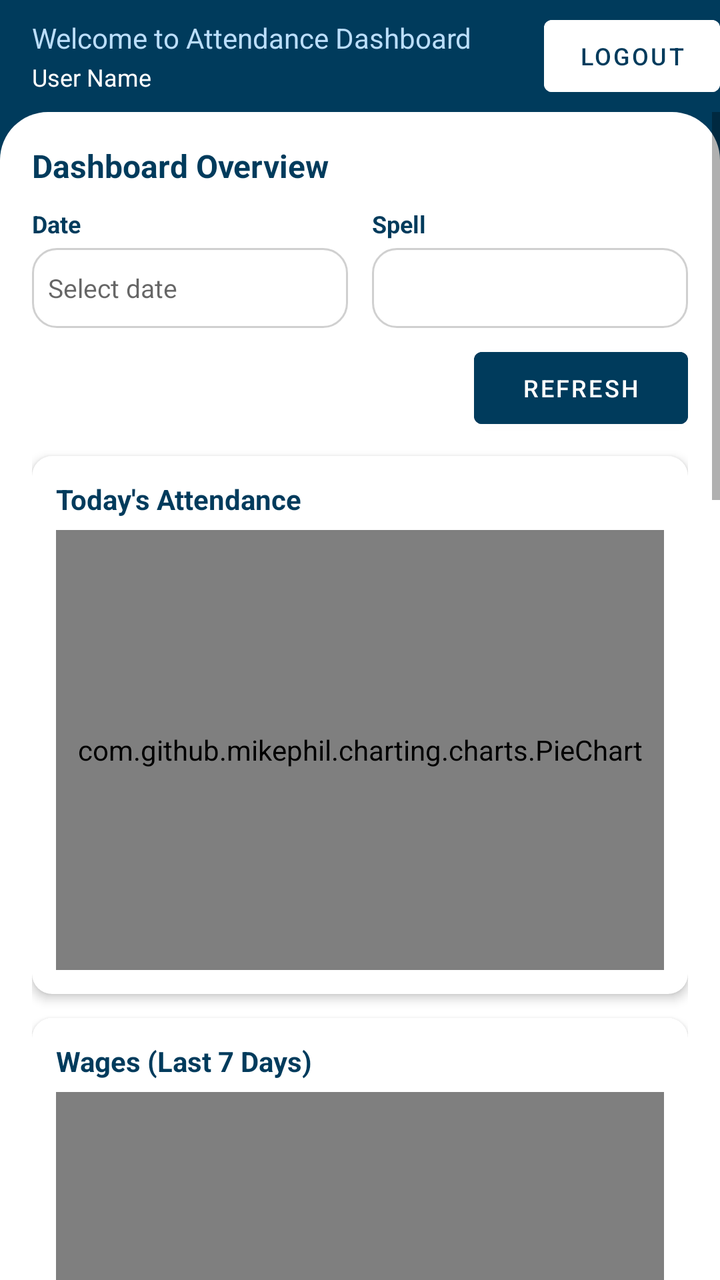
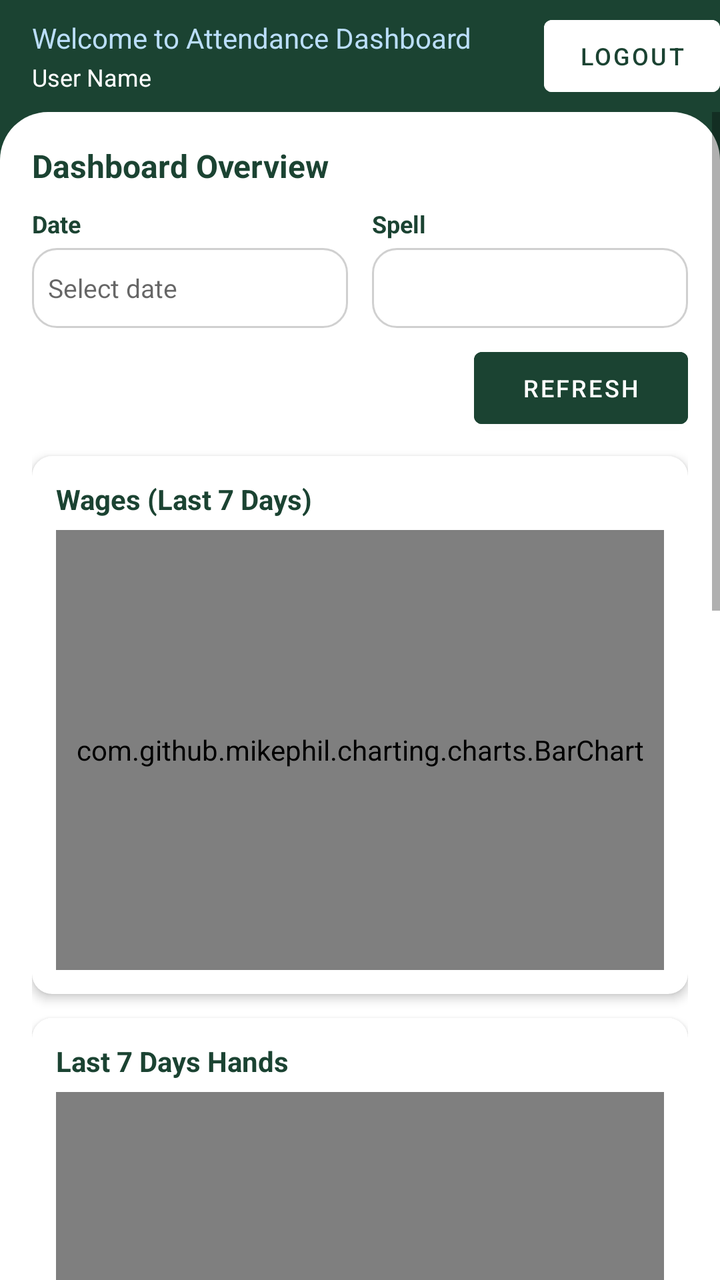

The first picture is an Android layout as it rendered before a commit; the second is the same layout after the commit. The layout source and the unified diff follow.
<!-- AndroidManifest.xml: application theme Theme.MyHrms -->
<!-- res/layout/activity_attendance_dashboard.xml -->
<?xml version="1.0" encoding="utf-8"?>
<LinearLayout xmlns:android="http://schemas.android.com/apk/res/android"
    xmlns:app="http://schemas.android.com/apk/res-auto"
    android:layout_width="match_parent"
    android:layout_height="match_parent"
    android:orientation="vertical"
    android:background="@color/toolbar_dark_blue">

    <androidx.appcompat.widget.Toolbar
        android:id="@+id/toolbar"
        android:layout_width="match_parent"
        android:layout_height="?attr/actionBarSize"
        android:background="@color/toolbar_dark_blue"
        app:titleTextColor="@color/white">

        <LinearLayout
            android:layout_width="match_parent"
            android:layout_height="match_parent"
            android:gravity="center_vertical"
            android:orientation="horizontal">

            <LinearLayout
                android:layout_width="0dp"
                android:layout_height="wrap_content"
                android:layout_weight="1"
                android:orientation="vertical">

                <TextView
                    android:id="@+id/tvWelcome"
                    android:layout_width="wrap_content"
                    android:layout_height="wrap_content"
                    android:text="Welcome to Attendance Dashboard"
                    android:textColor="#BBDEFB"
                    android:textSize="14sp" />

                <TextView
                    android:id="@+id/tvUserName"
                    android:layout_width="wrap_content"
                    android:layout_height="wrap_content"
                    android:text="User Name"
                    android:textColor="@color/white"
                    android:textSize="12sp"
                    android:layout_marginTop="2dp" />

            </LinearLayout>

            <Button
                android:id="@+id/btnLogout"
                android:layout_width="wrap_content"
                android:layout_height="wrap_content"
                android:text="Logout"
                android:textSize="12sp"
                android:paddingStart="12dp"
                android:paddingEnd="12dp"
                android:paddingTop="6dp"
                android:paddingBottom="6dp"
                android:backgroundTint="@color/white"
                android:textColor="@color/toolbar_dark_blue" />

        </LinearLayout>

    </androidx.appcompat.widget.Toolbar>

    <ScrollView
        android:layout_width="match_parent"
        android:layout_height="match_parent"
        android:background="@drawable/bg_card_top_rounded">

        <LinearLayout
            android:layout_width="match_parent"
            android:layout_height="wrap_content"
            android:orientation="vertical"
            android:paddingStart="16dp"
            android:paddingEnd="16dp"
            android:paddingTop="16dp"
            android:paddingBottom="24dp">

            
            <TextView
                android:layout_width="match_parent"
                android:layout_height="wrap_content"
                android:text="Dashboard Overview"
                android:textColor="@color/toolbar_dark_blue"
                android:textSize="16sp"
                android:textStyle="bold"
                android:layout_marginBottom="10dp" />

            
            <LinearLayout
                android:layout_width="match_parent"
                android:layout_height="wrap_content"
                android:orientation="horizontal"
                android:gravity="center_vertical"
                android:layout_marginBottom="6dp">

                
                <LinearLayout
                    android:layout_width="0dp"
                    android:layout_height="wrap_content"
                    android:layout_weight="1"
                    android:orientation="vertical"
                    android:layout_marginEnd="6dp">

                    <TextView
                        android:layout_width="wrap_content"
                        android:layout_height="wrap_content"
                        android:text="Date"
                        android:textColor="@color/toolbar_dark_blue"
                        android:textSize="12sp"
                        android:textStyle="bold"
                        android:layout_marginBottom="4dp" />

                    <EditText
                        android:id="@+id/etDashboardDate"
                        android:layout_width="match_parent"
                        android:layout_height="40dp"
                        android:focusable="false"
                        android:clickable="true"
                        android:inputType="none"
                        android:hint="Select date"
                        android:textColor="@color/toolbar_dark_blue"
                        android:textSize="13sp"
                        android:padding="8dp"
                        android:background="@drawable/bg_input_rounded" />
                </LinearLayout>

                
                <LinearLayout
                    android:layout_width="0dp"
                    android:layout_height="wrap_content"
                    android:layout_weight="1"
                    android:orientation="vertical"
                    android:layout_marginStart="6dp">

                    <TextView
                        android:layout_width="wrap_content"
                        android:layout_height="wrap_content"
                        android:text="Spell"
                        android:textColor="@color/toolbar_dark_blue"
                        android:textSize="12sp"
                        android:textStyle="bold"
                        android:layout_marginBottom="4dp" />

                    <Spinner
                        android:id="@+id/spDashboardSpell"
                        android:layout_width="match_parent"
                        android:layout_height="40dp"
                        android:background="@drawable/bg_input_rounded"
                        android:paddingStart="8dp"
                        android:paddingEnd="8dp" />
                </LinearLayout>
            </LinearLayout>

            
            <LinearLayout
                android:layout_width="match_parent"
                android:layout_height="wrap_content"
                android:orientation="horizontal"
                android:gravity="end"
                android:layout_marginBottom="10dp">

                <Button
                    android:id="@+id/btnRefreshDashboard"
                    android:layout_width="wrap_content"
                    android:layout_height="wrap_content"
                    android:text="Refresh"
                    android:textSize="12sp"
                    android:paddingStart="24dp"
                    android:paddingEnd="24dp"
                    android:backgroundTint="@color/toolbar_dark_blue"
                    android:textColor="@color/white" />
            </LinearLayout>


            
            <androidx.cardview.widget.CardView
                android:layout_width="match_parent"
                android:layout_height="wrap_content"
                app:cardCornerRadius="10dp"
                app:cardElevation="3dp"
                android:layout_marginBottom="12dp">

                <LinearLayout
                    android:layout_width="match_parent"
                    android:layout_height="wrap_content"
                    android:orientation="vertical"
                    android:padding="12dp">

                    <TextView
                        android:layout_width="match_parent"
                        android:layout_height="wrap_content"
                        android:text="Today's Attendance"
                        android:textColor="@color/toolbar_dark_blue"
                        android:textSize="14sp"
                        android:textStyle="bold"
                        android:layout_marginBottom="6dp" />

                    <com.github.mikephil.charting.charts.PieChart
                        android:id="@+id/chartAttendance"
                        android:layout_width="match_parent"
                        android:layout_height="220dp" />
                </LinearLayout>
            </androidx.cardview.widget.CardView>

            
            <androidx.cardview.widget.CardView
                android:layout_width="match_parent"
                android:layout_height="wrap_content"
                app:cardCornerRadius="10dp"
                app:cardElevation="3dp"
                android:layout_marginBottom="12dp">

                <LinearLayout
                    android:layout_width="match_parent"
                    android:layout_height="wrap_content"
                    android:orientation="vertical"
                    android:padding="12dp">

                    <TextView
                        android:layout_width="match_parent"
                        android:layout_height="wrap_content"
                        android:text="Wages (Last 7 Days)"
                        android:textColor="@color/toolbar_dark_blue"
                        android:textSize="14sp"
                        android:textStyle="bold"
                        android:layout_marginBottom="6dp" />

                    <com.github.mikephil.charting.charts.BarChart
                        android:id="@+id/chartWages"
                        android:layout_width="match_parent"
                        android:layout_height="220dp" />
                </LinearLayout>
            </androidx.cardview.widget.CardView>

            
            <androidx.cardview.widget.CardView
                android:layout_width="match_parent"
                android:layout_height="wrap_content"
                app:cardCornerRadius="10dp"
                app:cardElevation="3dp"
                android:layout_marginBottom="12dp">

                <LinearLayout
                    android:layout_width="match_parent"
                    android:layout_height="wrap_content"
                    android:orientation="vertical"
                    android:padding="12dp">

                    <TextView
                        android:layout_width="match_parent"
                        android:layout_height="wrap_content"
                        android:text="Last 7 Days Present"
                        android:textColor="@color/toolbar_dark_blue"
                        android:textSize="14sp"
                        android:textStyle="bold"
                        android:layout_marginBottom="6dp" />

                    <com.github.mikephil.charting.charts.LineChart
                        android:id="@+id/chartLast7Days"
                        android:layout_width="match_parent"
                        android:layout_height="220dp" />
                </LinearLayout>
            </androidx.cardview.widget.CardView>

            
            <androidx.cardview.widget.CardView
                android:layout_width="match_parent"
                android:layout_height="wrap_content"
                app:cardCornerRadius="10dp"
                app:cardElevation="3dp"
                android:layout_marginBottom="16dp">

                <LinearLayout
                    android:layout_width="match_parent"
                    android:layout_height="wrap_content"
                    android:orientation="vertical"
                    android:padding="12dp">

                    <TextView
                        android:layout_width="match_parent"
                        android:layout_height="wrap_content"
                        android:text="Absent Employees by Duration"
                        android:textColor="@color/toolbar_dark_blue"
                        android:textSize="14sp"
                        android:textStyle="bold"
                        android:layout_marginBottom="6dp" />

                    <com.github.mikephil.charting.charts.BarChart
                        android:id="@+id/chartAbsentBuckets"
                        android:layout_width="match_parent"
                        android:layout_height="240dp" />
                </LinearLayout>
            </androidx.cardview.widget.CardView>

            
            <androidx.cardview.widget.CardView
                android:layout_width="match_parent"
                android:layout_height="wrap_content"
                app:cardCornerRadius="10dp"
                app:cardElevation="3dp"
                android:layout_marginBottom="16dp">

                <LinearLayout
                    android:layout_width="match_parent"
                    android:layout_height="wrap_content"
                    android:orientation="vertical"
                    android:padding="12dp">

                    <TextView
                        android:layout_width="match_parent"
                        android:layout_height="wrap_content"
                        android:text="Actual Vs Target Hands (Last 7 Days)"
                        android:textColor="@color/toolbar_dark_blue"
                        android:textSize="14sp"
                        android:textStyle="bold"
                        android:layout_marginBottom="6dp" />

                    <com.github.mikephil.charting.charts.BarChart
                        android:id="@+id/chartManMachine"
                        android:layout_width="match_parent"
                        android:layout_height="240dp" />
                </LinearLayout>
            </androidx.cardview.widget.CardView>

            
            <LinearLayout
                android:id="@+id/headerAttendance"
                android:layout_width="match_parent"
                android:layout_height="52dp"
                android:orientation="horizontal"
                android:gravity="center_vertical"
                android:background="@drawable/bg_menu_item"
                android:paddingStart="16dp"
                android:paddingEnd="16dp"
                android:layout_marginBottom="2dp"
                android:clickable="true"
                android:focusable="true">

                <TextView
                    android:layout_width="0dp"
                    android:layout_height="wrap_content"
                    android:layout_weight="1"
                    android:text="Attendance"
                    android:textColor="@color/toolbar_dark_blue"
                    android:textSize="15sp"
                    android:textStyle="bold" />

                <ImageView
                    android:id="@+id/arrowAttendance"
                    android:layout_width="24dp"
                    android:layout_height="24dp"
                    android:src="@drawable/ic_expand_more"
                    app:tint="@color/toolbar_dark_blue" />
            </LinearLayout>

            
            <LinearLayout
                android:id="@+id/subMenuAttendance"
                android:layout_width="match_parent"
                android:layout_height="wrap_content"
                android:orientation="vertical"
                android:visibility="gone"
                android:layout_marginBottom="6dp">

                <TextView
                    android:id="@+id/menuAttendanceDashboard"
                    android:layout_width="match_parent"
                    android:layout_height="48dp"
                    android:gravity="center_vertical"
                    android:background="@drawable/bg_submenu_item"
                    android:paddingStart="32dp"
                    android:text="📊  Attendance Dashboard"
                    android:textColor="@color/label_text"
                    android:textSize="14sp"
                    android:layout_marginBottom="1dp"
                    android:clickable="true"
                    android:focusable="true" />

                <TextView
                    android:id="@+id/menuAttendanceEntry"
                    android:layout_width="match_parent"
                    android:layout_height="48dp"
                    android:gravity="center_vertical"
                    android:background="@drawable/bg_submenu_item"
                    android:paddingStart="32dp"
                    android:text="✏️  Attendance Entry"
                    android:textColor="@color/label_text"
                    android:textSize="14sp"
                    android:layout_marginBottom="1dp"
                    android:clickable="true"
                    android:focusable="true" />

            </LinearLayout>

            
            <LinearLayout
                android:id="@+id/headerProduction"
                android:layout_width="match_parent"
                android:layout_height="52dp"
                android:orientation="horizontal"
                android:gravity="center_vertical"
                android:background="@drawable/bg_menu_item"
                android:paddingStart="16dp"
                android:paddingEnd="16dp"
                android:layout_marginBottom="2dp"
                android:clickable="true"
                android:focusable="true">

                <TextView
                    android:layout_width="0dp"
                    android:layout_height="wrap_content"
                    android:layout_weight="1"
                    android:text="Production"
                    android:textColor="@color/toolbar_dark_blue"
                    android:textSize="15sp"
                    android:textStyle="bold" />

                <ImageView
                    android:id="@+id/arrowProduction"
                    android:layout_width="24dp"
                    android:layout_height="24dp"
                    android:src="@drawable/ic_expand_more"
                    app:tint="@color/toolbar_dark_blue" />
            </LinearLayout>

            
            <LinearLayout
                android:id="@+id/subMenuProduction"
                android:layout_width="match_parent"
                android:layout_height="wrap_content"
                android:orientation="vertical"
                android:visibility="gone"
                android:layout_marginBottom="6dp">

                <TextView
                    android:id="@+id/menuProductionDashboard"
                    android:layout_width="match_parent"
                    android:layout_height="48dp"
                    android:gravity="center_vertical"
                    android:background="@drawable/bg_submenu_item"
                    android:paddingStart="32dp"
                    android:text="📊  Production Dashboard"
                    android:textColor="@color/label_text"
                    android:textSize="14sp"
                    android:layout_marginBottom="1dp"
                    android:clickable="true"
                    android:focusable="true" />

                <TextView
                    android:id="@+id/headerSpreaderEntry"
                    android:layout_width="match_parent"
                    android:layout_height="48dp"
                    android:gravity="center_vertical"
                    android:background="@drawable/bg_submenu_item"
                    android:paddingStart="32dp"
                    android:paddingEnd="16dp"
                    android:text="  Spreader Entry  ▾"
                    android:textColor="@color/label_text"
                    android:textSize="14sp"
                    android:layout_marginBottom="1dp"
                    android:clickable="true"
                    android:focusable="true" />

                <LinearLayout
                    android:id="@+id/subMenuSpreaderEntry"
                    android:layout_width="match_parent"
                    android:layout_height="wrap_content"
                    android:orientation="vertical"
                    android:visibility="gone"
                    android:layout_marginBottom="1dp">

                    <TextView
                        android:id="@+id/menuProductionEntry"
                        android:layout_width="match_parent"
                        android:layout_height="48dp"
                        android:gravity="center_vertical"
                        android:background="@drawable/bg_submenu_item"
                        android:paddingStart="48dp"
                        android:text="  Production Entry"
                        android:textColor="@color/label_text"
                        android:textSize="14sp"
                        android:layout_marginBottom="1dp"
                        android:clickable="true"
                        android:focusable="true" />

                    <TextView
                        android:id="@+id/menuIssueEntry"
                        android:layout_width="match_parent"
                        android:layout_height="48dp"
                        android:gravity="center_vertical"
                        android:background="@drawable/bg_submenu_item"
                        android:paddingStart="48dp"
                        android:text="  Issue Entry"
                        android:textColor="@color/label_text"
                        android:textSize="14sp"
                        android:layout_marginBottom="1dp"
                        android:clickable="true"
                        android:focusable="true" />
                </LinearLayout>

                <TextView
                    android:id="@+id/menuDrawingMeterEntry"
                    android:layout_width="match_parent"
                    android:layout_height="48dp"
                    android:gravity="center_vertical"
                    android:background="@drawable/bg_submenu_item"
                    android:paddingStart="32dp"
                    android:text="  Drawing Meter Entry"
                    android:textColor="@color/label_text"
                    android:textSize="14sp"
                    android:layout_marginBottom="1dp"
                    android:clickable="true"
                    android:focusable="true" />

                <TextView
                    android:id="@+id/menuSpinningDoffEntry"
                    android:layout_width="match_parent"
                    android:layout_height="48dp"
                    android:gravity="center_vertical"
                    android:background="@drawable/bg_submenu_item"
                    android:paddingStart="32dp"
                    android:text="  Spinning Doff Entry"
                    android:textColor="@color/label_text"
                    android:textSize="14sp"
                    android:layout_marginBottom="1dp"
                    android:clickable="true"
                    android:focusable="true" />

                <TextView
                    android:id="@+id/headerDoffEntry"
                    android:layout_width="match_parent"
                    android:layout_height="48dp"
                    android:gravity="center_vertical"
                    android:background="@drawable/bg_submenu_item"
                    android:paddingStart="32dp"
                    android:paddingEnd="16dp"
                    android:text="  Doff Entry  ▾"
                    android:textColor="@color/label_text"
                    android:textStyle="bold"
                    android:textSize="14sp"
                    android:layout_marginBottom="1dp"
                    android:clickable="true"
                    android:focusable="true" />

                <LinearLayout
                    android:id="@+id/subMenuDoffEntry"
                    android:layout_width="match_parent"
                    android:layout_height="wrap_content"
                    android:orientation="vertical"
                    android:visibility="gone">

                    <TextView
                        android:id="@+id/menuSpellWiseFrameEntry"
                        android:layout_width="match_parent"
                        android:layout_height="44dp"
                        android:gravity="center_vertical"
                        android:background="@drawable/bg_submenu_item"
                        android:paddingStart="48dp"
                        android:text="  Spell wise Frame entry"
                        android:textColor="@color/label_text"
                        android:textSize="13sp"
                        android:layout_marginBottom="1dp"
                        android:clickable="true"
                        android:focusable="true" />

                    <TextView
                        android:id="@+id/menuSpgDoffEntry"
                        android:layout_width="match_parent"
                        android:layout_height="44dp"
                        android:gravity="center_vertical"
                        android:background="@drawable/bg_submenu_item"
                        android:paddingStart="48dp"
                        android:text="  Spg Doff Entry"
                        android:textColor="@color/label_text"
                        android:textSize="13sp"
                        android:layout_marginBottom="1dp"
                        android:clickable="true"
                        android:focusable="true" />

                    <TextView
                        android:id="@+id/menuSpgDoffEntry1"
                        android:layout_width="match_parent"
                        android:layout_height="44dp"
                        android:gravity="center_vertical"
                        android:background="@drawable/bg_submenu_item"
                        android:paddingStart="48dp"
                        android:text="  Spg Doff Entry (1)"
                        android:textColor="@color/label_text"
                        android:textSize="13sp"
                        android:layout_marginBottom="1dp"
                        android:clickable="true"
                        android:focusable="true" />

                    <TextView
                        android:id="@+id/menuSpgRunningHours"
                        android:layout_width="match_parent"
                        android:layout_height="44dp"
                        android:gravity="center_vertical"
                        android:background="@drawable/bg_submenu_item"
                        android:paddingStart="48dp"
                        android:text="  Spg Running Hours"
                        android:textColor="@color/label_text"
                        android:textSize="13sp"
                        android:layout_marginBottom="1dp"
                        android:clickable="true"
                        android:focusable="true" />
                </LinearLayout>

                <TextView
                    android:id="@+id/menuWindingEntry"
                    android:layout_width="match_parent"
                    android:layout_height="48dp"
                    android:gravity="center_vertical"
                    android:background="@drawable/bg_submenu_item"
                    android:paddingStart="32dp"
                    android:text="  Winding Entry"
                    android:textColor="@color/label_text"
                    android:textSize="14sp"
                    android:layout_marginBottom="1dp"
                    android:clickable="true"
                    android:focusable="true" />

                <TextView
                    android:id="@+id/menuWeavingEntry"
                    android:layout_width="match_parent"
                    android:layout_height="48dp"
                    android:gravity="center_vertical"
                    android:background="@drawable/bg_submenu_item"
                    android:paddingStart="32dp"
                    android:text="  Weaving Entry"
                    android:textColor="@color/label_text"
                    android:textSize="14sp"
                    android:layout_marginBottom="1dp"
                    android:clickable="true"
                    android:focusable="true" />

                <TextView
                    android:id="@+id/headerFinishingEntry"
                    android:layout_width="match_parent"
                    android:layout_height="48dp"
                    android:gravity="center_vertical"
                    android:background="@drawable/bg_submenu_item"
                    android:paddingStart="32dp"
                    android:paddingEnd="16dp"
                    android:text="  Finishing Entry  ▾"
                    android:textColor="@color/label_text"
                    android:textSize="14sp"
                    android:layout_marginBottom="1dp"
                    android:clickable="true"
                    android:focusable="true" />

                <LinearLayout
                    android:id="@+id/subMenuFinishingEntry"
                    android:layout_width="match_parent"
                    android:layout_height="wrap_content"
                    android:orientation="vertical"
                    android:visibility="gone"
                    android:layout_marginBottom="1dp">

                    <TextView
                        android:id="@+id/menuOtherEntries"
                        android:layout_width="match_parent"
                        android:layout_height="48dp"
                        android:gravity="center_vertical"
                        android:background="@drawable/bg_submenu_item"
                        android:paddingStart="48dp"
                        android:text="  Other Entries"
                        android:textColor="@color/label_text"
                        android:textSize="14sp"
                        android:clickable="true"
                        android:focusable="true" />
                </LinearLayout>
            </LinearLayout>

        </LinearLayout>
    </ScrollView>

</LinearLayout>
<!-- resources referenced by this layout -->
<resources>
  <color name="label_text">#222222</color>
  <color name="toolbar_dark_blue">#003B5C</color>
  <color name="white">#FFFFFFFF</color>
  <!-- drawable bg_card_top_rounded (drawable) -->
  <?xml version="1.0" encoding="utf-8"?>
  <shape xmlns:android="http://schemas.android.com/apk/res/android"
      android:shape="rectangle">
      <solid android:color="@color/white" />
      <corners
          android:topLeftRadius="24dp"
          android:topRightRadius="24dp"
          android:bottomLeftRadius="0dp"
          android:bottomRightRadius="0dp" />
  </shape>
  <!-- drawable bg_input_rounded (drawable) -->
  <?xml version="1.0" encoding="utf-8"?>
  <shape xmlns:android="http://schemas.android.com/apk/res/android"
      android:shape="rectangle">
      <solid android:color="@color/white" />
      <corners android:radius="12dp" />
      <stroke
          android:width="1dp"
          android:color="@color/input_border" />
  </shape>
  <!-- drawable bg_menu_item (drawable) -->
  <?xml version="1.0" encoding="utf-8"?>
  <shape xmlns:android="http://schemas.android.com/apk/res/android"
      android:shape="rectangle">
      <solid android:color="#0D5D8A" />
      <corners android:radius="12dp" />
  </shape>
  <!-- drawable bg_submenu_item (drawable) -->
  <?xml version="1.0" encoding="utf-8"?>
  <ripple xmlns:android="http://schemas.android.com/apk/res/android"
      android:color="#33FFFFFF">
      <item>
          <shape android:shape="rectangle">
              <solid android:color="#0A4A6F" />
              <corners android:radius="8dp" />
          </shape>
      </item>
  </ripple>
  <!-- drawable ic_expand_more (drawable) -->
  <?xml version="1.0" encoding="utf-8"?>
  <vector xmlns:android="http://schemas.android.com/apk/res/android"
      android:width="24dp"
      android:height="24dp"
      android:viewportWidth="24"
      android:viewportHeight="24">
      <path
          android:fillColor="#FFFFFF"
          android:pathData="M7.41,8.59L12,13.17l4.59,-4.58L18,10l-6,6 -6,-6z" />
  </vector>
  <style name="Theme.MyHrms" parent="Theme.MaterialComponents.DayNight.NoActionBar">
          
          <item name="colorPrimary">@color/toolbar_dark_blue</item>
          <item name="colorPrimaryVariant">@color/toolbar_dark_blue</item>
          <item name="colorOnPrimary">@color/white</item>
          
          <item name="colorSecondary">@color/teal_200</item>
          <item name="colorSecondaryVariant">@color/teal_700</item>
          <item name="colorOnSecondary">@color/black</item>
          
          <item name="android:statusBarColor">@color/toolbar_dark_blue</item>
          
      </style>
  <color name="input_border">#D0D0D0</color>
  <color name="teal_200">#FF03DAC5</color>
  <color name="teal_700">#FF018786</color>
  <color name="black">#FF000000</color>
</resources>

<!-- the commit's change to res/layout/activity_attendance_dashboard.xml (unified diff, before → after) -->
@@ -178,6 +178,7 @@
                 android:layout_height="wrap_content"
                 app:cardCornerRadius="10dp"
                 app:cardElevation="3dp"
+                android:visibility="gone"
                 android:layout_marginBottom="12dp">
 
                 <LinearLayout
@@ -249,7 +250,7 @@
                     <TextView
                         android:layout_width="match_parent"
                         android:layout_height="wrap_content"
-                        android:text="Last 7 Days Present"
+                        android:text="Last 7 Days Hands"
                         android:textColor="@color/toolbar_dark_blue"
                         android:textSize="14sp"
                         android:textStyle="bold"
@@ -321,6 +322,13 @@
                         android:layout_height="240dp" />
                 </LinearLayout>
             </androidx.cardview.widget.CardView>
+
+            
+            <LinearLayout
+                android:layout_width="match_parent"
+                android:layout_height="wrap_content"
+                android:orientation="vertical"
+                android:visibility="gone">
 
             
             <LinearLayout
@@ -672,6 +680,9 @@
                 </LinearLayout>
             </LinearLayout>
 
+            </LinearLayout>
+            
+
         </LinearLayout>
     </ScrollView>
 
<!-- resource entries referenced after the edit -->
@@ -1,7 +1,7 @@
 <!-- resources referenced by this layout -->
 <resources>
   <color name="label_text">#222222</color>
-  <color name="toolbar_dark_blue">#003B5C</color>
+  <color name="toolbar_dark_blue">#1B4332</color>
   <color name="white">#FFFFFFFF</color>
   <!-- drawable bg_card_top_rounded (drawable) -->
   <?xml version="1.0" encoding="utf-8"?>
@@ -28,7 +28,7 @@
   <?xml version="1.0" encoding="utf-8"?>
   <shape xmlns:android="http://schemas.android.com/apk/res/android"
       android:shape="rectangle">
-      <solid android:color="#0D5D8A" />
+      <solid android:color="#2D6A4F" />
       <corners android:radius="12dp" />
   </shape>
   <!-- drawable bg_submenu_item (drawable) -->
@@ -37,7 +37,7 @@
       android:color="#33FFFFFF">
       <item>
           <shape android:shape="rectangle">
-              <solid android:color="#0A4A6F" />
+              <solid android:color="#1F4030" />
               <corners android:radius="8dp" />
           </shape>
       </item>
